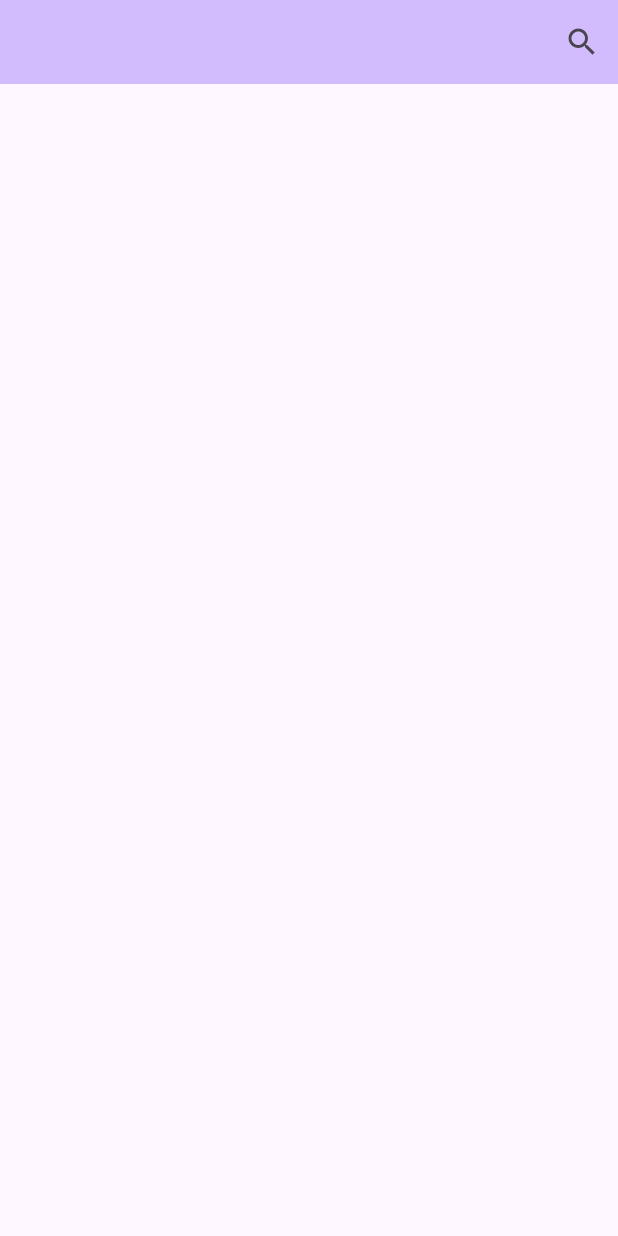
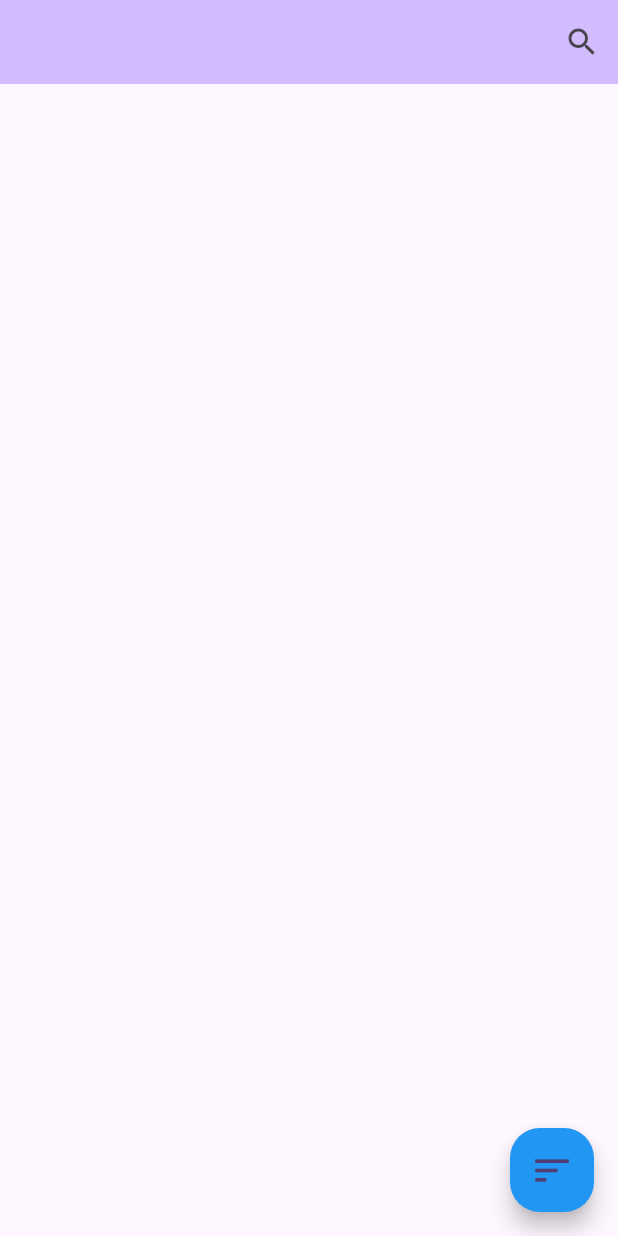
Before and after one commit to VinayBandaru07/flutter_ring_report, a Flutter app: the screen it shows after launch, on a phone screen of 412 x 824 dp. Run offline on Flutter 3.47's test engine with Material 3 defaults, Android fonts, the light colour scheme and no system bars; drawn by our look-alikes of flutter_speed_dial; our stand-ins replace font_awesome_flutter, permission_handler; missing offline and left inert: call_log.

Commit message:
sort structure added

```diff
--- a/lib/screens/ScrollableContactLogs.dart
+++ b/lib/screens/ScrollableContactLogs.dart
@@ -8,7 +8,7 @@ class ScrollableContactLogs extends StatefulWidget {
     super.key,
     required this.contactLogs,
   });
-  final Iterable<CallLogEntry> contactLogs;
+  final contactLogs;
   @override
   State<ScrollableContactLogs> createState() =>
       _CitizenHospitalDayBookingsState();
@@ -41,7 +41,7 @@ class _CitizenHospitalDayBookingsState extends State<ScrollableContactLogs> {
 
   List<Widget> makeListItems() {
     List<Widget> tempList = [];
-    for (final (index, element) in widget.contactLogs.indexed) {
+    widget.contactLogs?.toList().asMap().forEach((index, element) {
       tempList.add(Padding(
         padding: const EdgeInsets.all(10),
         child: Material(
@@ -117,7 +117,7 @@ class _CitizenHospitalDayBookingsState extends State<ScrollableContactLogs> {
                               fontSize: 20, color: Colors.white),
                         ),
                         Text(
-                          element.timestamp.toString(),
+                          element.duration.toString(),
                           style: const TextStyle(
                               fontSize: 15, color: Colors.white),
                         ),
@@ -134,18 +134,9 @@ class _CitizenHospitalDayBookingsState extends State<ScrollableContactLogs> {
           ),
         ),
       ));
-    }
+    });
     return tempList;
   }
-
-  Widget noResultsWidget = const Center(
-    child: Text(
-      'Bookings not opened',
-      style: TextStyle(
-        fontSize: 30,
-      ),
-    ),
-  );
 
   @override
   void initState() {
--- a/lib/screens/main_screen.dart
+++ b/lib/screens/main_screen.dart
@@ -1,5 +1,7 @@
 import 'package:call_log/call_log.dart';
 import 'package:flutter/material.dart';
+import 'package:flutter_speed_dial/flutter_speed_dial.dart';
+import 'package:font_awesome_flutter/font_awesome_flutter.dart';
 import 'package:permission_handler/permission_handler.dart';
 import 'package:ring_report/screens/ScrollableContactLogs.dart';
 import 'package:ring_report/screens/search_screen.dart';
@@ -12,7 +14,9 @@ class RingReport extends StatefulWidget {
 }
 
 class _RingReportState extends State<RingReport> {
-  Iterable<CallLogEntry> entries = [];
+  var entries;
+  bool isSearched = false;
+  bool isSorted = false;
 
   searchAndGetLog(String searchText, SearchType searchType) async {
     if (searchType == SearchType.Name) {
@@ -25,6 +29,37 @@ class _RingReportState extends State<RingReport> {
       );
     }
     setState(() {});
+  }
+
+  sortWithDuration() {
+    List<CallLogEntry> temp = entries.toList();
+    print(temp.last.duration);
+    temp.sort((a, b) => (a.duration)!.compareTo((b.duration!)));
+    entries = temp;
+    print(temp.last.duration);
+    setState(() {});
+  }
+
+  sortWithTimeStampNew() {
+    List<CallLogEntry> temp = entries.toList();
+    print(temp.last.duration);
+    temp.sort((b, a) => (a.timestamp)!.compareTo((b.timestamp!)));
+    entries = temp;
+    print(temp.last.duration);
+    setState(() {});
+  }
+
+  sortWithTimeStampOld() {
+    List<CallLogEntry> temp = entries.toList();
+    print(temp.last.duration);
+    temp.sort((a, b) => (a.timestamp)!.compareTo((b.timestamp!)));
+    entries = temp;
+    print(temp.last.duration);
+    setState(() {});
+  }
+
+  void setToDefault() {
+    getPermissionUser();
   }
 
   void getPermissionUser() async {
@@ -64,6 +99,7 @@ class _RingReportState extends State<RingReport> {
                   if (result.searchText.isNotEmpty) {
                     print(result.searchText);
                     print(result.searchType);
+                    isSearched = true;
                     searchAndGetLog(result.searchText, result.searchType);
                   }
                 } catch (e) {}
@@ -74,6 +110,78 @@ class _RingReportState extends State<RingReport> {
       body: SafeArea(
         child: ScrollableContactLogs(contactLogs: entries),
       ),
+      floatingActionButton: Wrap(
+        //will break to another line on overflow
+        direction: Axis.horizontal,
+        crossAxisAlignment:
+            WrapCrossAlignment.center, //use vertical to show  on vertical axis
+        children: <Widget>[
+          SpeedDial(
+              icon: Icons.sort,
+              iconTheme: IconThemeData(size: 30),
+              shape: RoundedRectangleBorder(
+                  borderRadius: BorderRadius.all(Radius.circular(20))),
+              backgroundColor: Colors.blue,
+              children: [
+                SpeedDialChild(
+                  child: const Icon(Icons.timer, color: Colors.white),
+                  label: 'Duration',
+                  backgroundColor: Colors.blueAccent,
+                  onTap: () {
+                    isSorted = true;
+                    sortWithDuration();
+                  },
+                ),
+                SpeedDialChild(
+                  child: const Icon(FontAwesomeIcons.star, color: Colors.white),
+                  label: 'Newest',
+                  backgroundColor: Colors.blueAccent,
+                  onTap: () {
+                    isSorted = true;
+                    sortWithTimeStampNew();
+                  },
+                ),
+                SpeedDialChild(
+                  child:
+                      const Icon(FontAwesomeIcons.clock, color: Colors.white),
+                  label: 'Oldest',
+                  backgroundColor: Colors.blueAccent,
+                  onTap: () {
+                    isSorted = true;
+                    sortWithTimeStampOld();
+                  },
+                ),
+                SpeedDialChild(
+                  visible: isSorted,
+                  child: const Icon(Icons.clear, color: Colors.white),
+                  label: 'Clear',
+                  backgroundColor: Colors.blueAccent,
+                  onTap: () {
+                    isSorted = false;
+                    setToDefault();
+                  },
+                )
+              ]), //button first
+
+          Visibility(
+            visible: isSearched,
+            child: Container(
+                margin: EdgeInsets.all(10),
+                child: FloatingActionButton(
+                  onPressed: () {
+                    //action code for button 2
+                    isSorted = false;
+                    isSearched = false;
+                    setToDefault();
+                  },
+                  backgroundColor: Colors.deepPurpleAccent,
+                  child: Icon(Icons.search_off_sharp),
+                )),
+          ), // button second// button third
+
+          // Add more buttons here
+        ],
+      ),
     );
   }
 }
--- a/pubspec.yaml
+++ b/pubspec.yaml
@@ -38,6 +38,7 @@ dependencies:
   call_log: ^4.0.0
   permission_handler: ^11.2.0
   font_awesome_flutter: ^10.7.0
+  flutter_speed_dial: ^7.0.0
 
 dev_dependencies:
   flutter_test:
```
Also changed, not shown: pubspec.lock.
